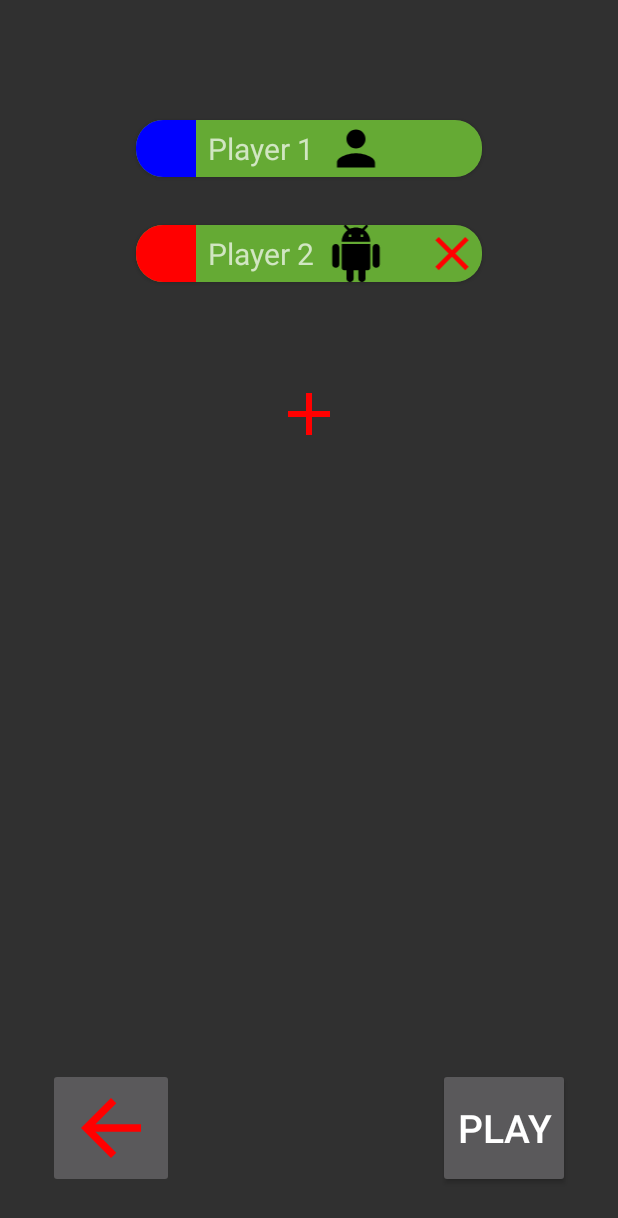
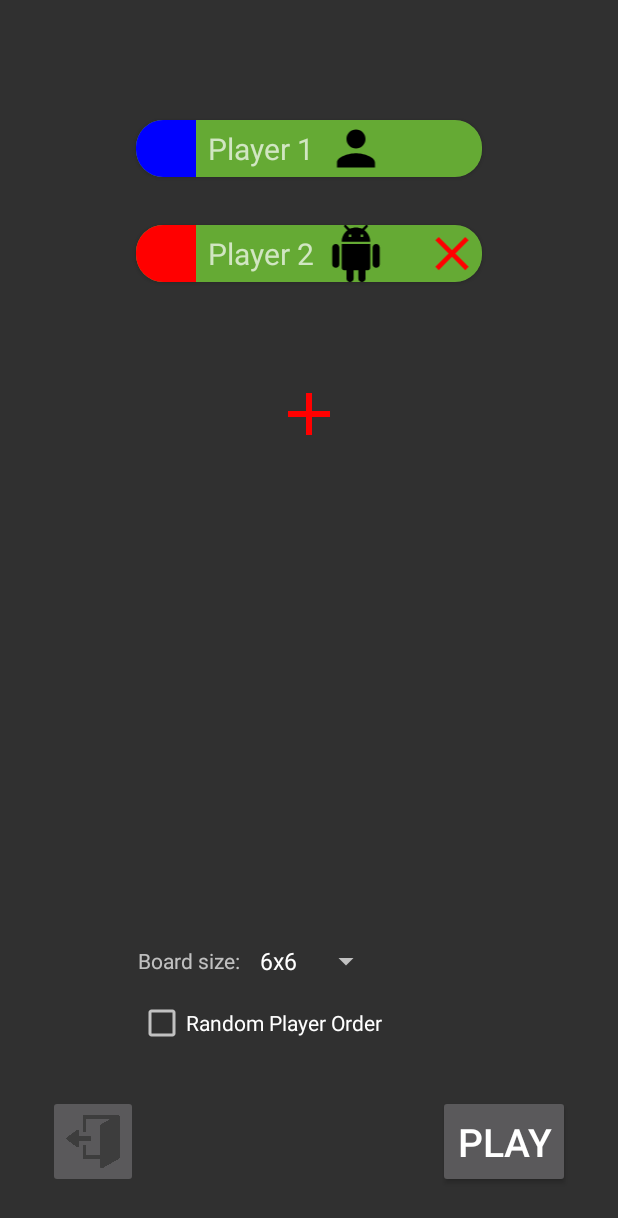
Before and after one commit to kaiott/memory, an Android app: the ConfigureGameActivity screen opened directly, with no data from a screen before it, on a phone screen of 412 x 824 dp. Shown: the top 1218 px of the screen. Run offline under Robolectric (Android 15) with nearby library versions, the phone set to English and light mode, and no system bars.

Commit message:
make configure game activity

```diff
--- a/app/src/main/java/com/example/memory/ConfigureGameActivity.java
+++ b/app/src/main/java/com/example/memory/ConfigureGameActivity.java
@@ -8,15 +8,22 @@ import android.graphics.Color;
 import android.os.Bundle;
 import android.view.View;
 import android.view.WindowManager;
+import android.widget.AdapterView;
+import android.widget.ArrayAdapter;
+import android.widget.CheckBox;
 import android.widget.ImageView;
+import android.widget.Spinner;
 
 import java.util.ArrayList;
+import java.util.Collection;
 import java.util.Collections;
 
 public class ConfigureGameActivity extends BaseFullscreenActivity {
     static ArrayList<Player> players;
     RecyclerView recyclerView;
     ImageView addPlayer;
+    int n, m;
+    CheckBox randomOrderCheckBox;
     private int[] colors = {Color.BLUE, Color.RED, Color.GREEN, Color.YELLOW, Color.CYAN, Color.MAGENTA};
 
     @Override
@@ -32,6 +39,32 @@ public class ConfigureGameActivity extends BaseFullscreenActivity {
         players = new ArrayList<>();
         players.add(PlayerFactory.getInstance(Player.TYPE_HUMAN));
         players.add(PlayerFactory.getInstance(Player.TYPE_COMP_GOD));
+
+        randomOrderCheckBox = findViewById(R.id.checkBox_random_order);
+
+        Spinner boardSize = findViewById(R.id.spinner_board_size);
+        final String[] themes = {"4x3", "4x4", "5x4", "6x4", "6x5", "6x6"};
+        ArrayAdapter<String> mAdapter = new ArrayAdapter<>(this, android.R.layout.simple_spinner_item, themes);
+        boardSize.setAdapter(mAdapter);
+        n = m = 6;
+        boardSize.setSelection(5,false);
+        boardSize.setOnItemSelectedListener(new AdapterView.OnItemSelectedListener() {
+            @Override
+            public void onItemSelected(AdapterView<?> parent, View view, int position, long id) {
+                switch (position) {
+                    case 0: n = 4; m = 3; break;
+                    case 1: n = 4; m = 4; break;
+                    case 2: n = 5; m = 4; break;
+                    case 3: n = 6; m = 4; break;
+                    case 4: n = 6; m = 5; break;
+                    case 5: n = 6; m = 6; break;
+                }
+            }
+
+            @Override
+            public void onNothingSelected(AdapterView<?> parent) {
+            }
+        });
 
         updateUI();
     }
@@ -61,21 +94,19 @@ public class ConfigureGameActivity extends BaseFullscreenActivity {
 
     public void playClicked(View view) {
         Intent intent = new Intent(view.getContext(), GameActivity.class);
-        int n = 6;
-        int m = 6;
         int cardsLeft = n*m;
-        boolean randomOrder = false;
-        ArrayList<Integer> objectA = new ArrayList<>(36);
+        ArrayList<Integer> objectA = new ArrayList<>(n*m);
         int[] status = new int[n*m];
         int turnPlayer = 0;
-        for (int i = 0; i < 9; i ++) {
-            objectA.add(i);
-            objectA.add(i);
-            objectA.add(i);
-            objectA.add(i);
+        int repetitions = 4;
+        for (int i = 0; i < n*m; i ++) {
+            objectA.add(i % (n*m/repetitions));
         }
         Collections.shuffle(objectA);
-        GameState state = new GameState(players,objectA,n,m,turnPlayer,cardsLeft,status, randomOrder);
+        if (randomOrderCheckBox.isChecked()) {
+            Collections.shuffle(players);
+        }
+        GameState state = new GameState(players,objectA,n,m,turnPlayer,cardsLeft,status);
         intent.putExtra("state", state);
         startActivity(intent);
     }
--- a/app/src/main/java/com/example/memory/GameState.java
+++ b/app/src/main/java/com/example/memory/GameState.java
@@ -8,9 +8,8 @@ public class GameState implements Serializable {
     ArrayList<Integer> objectA;
     int n, m, turnPlayer, cardsLeft;
     int [] status;
-    boolean randomOrder;
 
-    public GameState(ArrayList<Player> players, ArrayList<Integer> objectA, int n, int m, int turnPlayer, int cardsLeft, int[] status, boolean randomOrder) {
+    public GameState(ArrayList<Player> players, ArrayList<Integer> objectA, int n, int m, int turnPlayer, int cardsLeft, int[] status) {
         this.players = players;
         this.objectA = objectA;
         this.n = n;
@@ -18,6 +17,5 @@ public class GameState implements Serializable {
         this.turnPlayer = turnPlayer;
         this.cardsLeft = cardsLeft;
         this.status = status;
-        this.randomOrder = randomOrder;
     }
 }
--- a/app/src/main/java/com/example/memory/PlayerTileAdapter.java
+++ b/app/src/main/java/com/example/memory/PlayerTileAdapter.java
@@ -51,7 +51,7 @@ public class PlayerTileAdapter extends RecyclerView.Adapter<PlayerTileAdapter.Ev
 
     @Override
     public void onBindViewHolder(@NonNull EventViewHolder holder, final int position) {
-        players.get(position).setNumber(position);
+        players.get(position).setNumber(position+1);
 
         final EventViewHolder reference_copy = holder;
 
@@ -86,7 +86,7 @@ public class PlayerTileAdapter extends RecyclerView.Adapter<PlayerTileAdapter.Ev
             }
         });
 
-        holder.playerText.setText(String.format(Locale.ENGLISH, "%s %d", context.getString(R.string.player), position+1));
+        holder.playerText.setText(String.format(Locale.ENGLISH, "%s %d", context.getString(R.string.player), players.get(position).getNumber()));
 
         holder.playerTypeSpinner.setVisibility(View.INVISIBLE);
         final String[] themes = {"Human", "AI Beginner", "AI Medium","AI GOD"};
--- a/app/src/main/res/layout/activity_configure_game.xml
+++ b/app/src/main/res/layout/activity_configure_game.xml
@@ -29,12 +29,13 @@
 
     <ImageButton
         android:id="@+id/button_back_to_main"
-        android:layout_width="wrap_content"
-        android:layout_height="wrap_content"
+        android:layout_width="60dp"
+        android:layout_height="62dp"
         android:layout_marginStart="@dimen/button_separation_main"
         android:layout_marginBottom="@dimen/button_separation_main"
         android:onClick="backClicked"
-        android:src="@drawable/ic_arrow_back_red_60dp"
+        android:scaleType="centerInside"
+        android:src="@drawable/exit"
         app:layout_constraintBottom_toBottomOf="parent"
         app:layout_constraintStart_toStartOf="parent" />
 
@@ -49,4 +50,30 @@
         app:layout_constraintBottom_toBottomOf="@+id/button_back_to_main"
         app:layout_constraintEnd_toEndOf="parent"
         app:layout_constraintTop_toTopOf="@+id/button_back_to_main" />
+
+    <TextView
+        android:id="@+id/textView"
+        android:layout_width="wrap_content"
+        android:layout_height="wrap_content"
+        android:layout_marginBottom="16dp"
+        android:text="Board size:"
+        app:layout_constraintBottom_toTopOf="@+id/checkBox_random_order"
+        app:layout_constraintStart_toStartOf="@+id/checkBox_random_order" />
+
+    <Spinner
+        android:id="@+id/spinner_board_size"
+        android:layout_width="wrap_content"
+        android:layout_height="wrap_content"
+        app:layout_constraintBottom_toBottomOf="@+id/textView"
+        app:layout_constraintEnd_toEndOf="@+id/checkBox_random_order"
+        app:layout_constraintTop_toTopOf="@+id/textView" />
+
+    <CheckBox
+        android:id="@+id/checkBox_random_order"
+        android:layout_width="wrap_content"
+        android:layout_height="wrap_content"
+        android:layout_marginBottom="32dp"
+        android:text="Random Player Order"
+        app:layout_constraintBottom_toTopOf="@+id/button_back_to_main"
+        app:layout_constraintStart_toEndOf="@+id/button_back_to_main" />
 </androidx.constraintlayout.widget.ConstraintLayout>
--- a/app/src/main/res/layout/activity_game.xml
+++ b/app/src/main/res/layout/activity_game.xml
@@ -439,10 +439,10 @@
         android:id="@+id/points_header"
         android:layout_width="wrap_content"
         android:layout_height="wrap_content"
+        android:layout_marginStart="60dp"
         android:layout_marginTop="16dp"
         android:text="Points"
-        app:layout_constraintEnd_toStartOf="@+id/guidelineV3"
-        app:layout_constraintStart_toStartOf="@+id/guidelineV3"
+        app:layout_constraintStart_toEndOf="@+id/player_body"
         app:layout_constraintTop_toTopOf="parent" />
 
     <TextView
```
Also changed, not shown: app/src/main/java/com/example/memory/GameActivity.java (+85 -66 lines), app/src/main/res/drawable-v24/exit.png (added).
